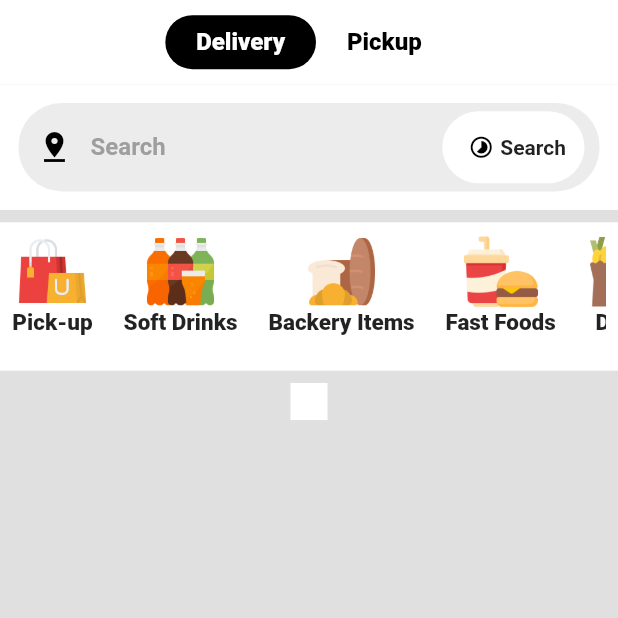
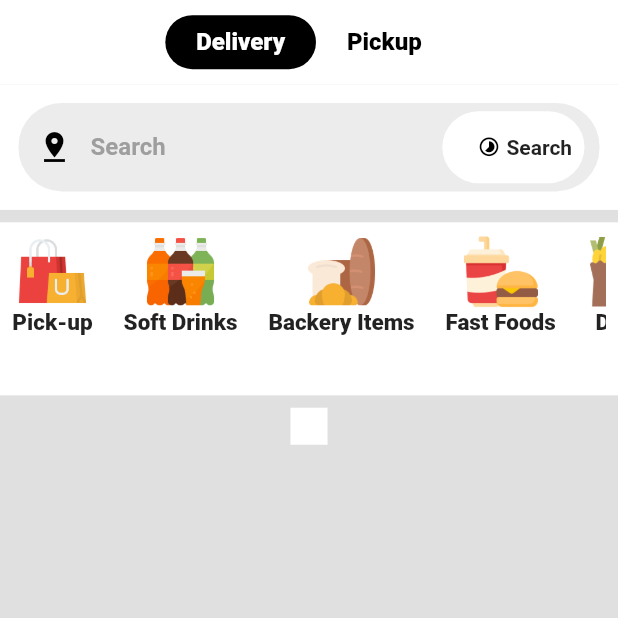
Before and after one commit to samo7a/Uber-Eats-Clone, a Flutter app: the screen it shows after launch, on a phone screen of 412 x 824 dp, the top half of it. Run offline on Flutter 3.47's test engine with Material 2 defaults, Android fonts, the phone set to English and light mode, and no system bars; our stand-ins replace flutter_dotenv, font_awesome_flutter; network calls fail.

Commit message:
search functionality working

```diff
--- a/lib/components/Categories.dart
+++ b/lib/components/Categories.dart
@@ -49,7 +49,7 @@ class _CategoriesState extends State<Categories> {
       padding: EdgeInsets.all(size.BLOCK_WIDTH * 2),
       margin: EdgeInsets.only(top: size.BLOCK_HEIGHT * 1),
       child: SizedBox(
-        height: size.BLOCK_HEIGHT * 10,
+        height: size.BLOCK_HEIGHT * 12,
         child: ListView.separated(
           scrollDirection: Axis.horizontal,
           itemCount: items.length,
--- a/lib/components/RestaurantItems.dart
+++ b/lib/components/RestaurantItems.dart
@@ -3,7 +3,6 @@ import 'package:font_awesome_flutter/font_awesome_flutter.dart';
 import 'package:uber/models/Restaurants.dart';
 import 'package:uber/util/Size.dart';
 import 'package:provider/provider.dart';
-
 
 class RestuarantItems extends StatefulWidget {
   const RestuarantItems({
@@ -17,8 +16,6 @@ class RestuarantItems extends StatefulWidget {
 }
 
 class _RestuarantItemsState extends State<RestuarantItems> {
-
-
   @override
   Widget build(BuildContext context) {
     Size size = Size(context: context);
--- a/lib/components/Searchbar.dart
+++ b/lib/components/Searchbar.dart
@@ -1,10 +1,11 @@
 import 'dart:convert';
 import 'dart:math';
-
 import 'package:flutter/material.dart';
 import 'package:flutter_dotenv/flutter_dotenv.dart';
 import "package:http/http.dart" as http;
+import 'package:uber/models/Order.dart';
 import 'package:uber/util/Size.dart';
+import 'package:provider/provider.dart';
 
 class Searchbar extends StatefulWidget {
   const Searchbar({Key? key}) : super(key: key);
@@ -15,8 +16,15 @@ class Searchbar extends StatefulWidget {
 
 class _SearchbarState extends State<Searchbar> {
   String location = "";
+  late Order order;
   List<dynamic> placeList = [];
   final controller = TextEditingController();
+
+  @override
+  void initState() {
+    super.initState();
+    order = Provider.of<Order>(context, listen: false);
+  }
 
   @override
   void dispose() {
@@ -37,7 +45,7 @@ class _SearchbarState extends State<Searchbar> {
         '$baseURL?input=$input&key=$kPLACES_API_KEY&sessiontoken=$sessionToken&language=en&country=us';
     var response = await http.get(Uri.parse(request));
     if (response.statusCode == 200) {
-      if (mounted && input != controller.text)
+      if (mounted && input.trim() != location.trim())
         setState(() {
           placeList = json.decode(response.body)['predictions'];
         });
@@ -86,7 +94,7 @@ class _SearchbarState extends State<Searchbar> {
                   ),
                   child: Padding(
                     padding:
-                        EdgeInsets.symmetric(horizontal: size.BLOCK_WIDTH * 3),
+                        EdgeInsets.symmetric(horizontal: size.BLOCK_WIDTH * 2),
                     child: Row(
                       mainAxisAlignment: MainAxisAlignment.end,
                       crossAxisAlignment: CrossAxisAlignment.center,
@@ -94,7 +102,7 @@ class _SearchbarState extends State<Searchbar> {
                         Icon(
                           Icons.timelapse,
                           color: Colors.black,
-                          size: size.FONT_SIZE * 17,
+                          size: size.FONT_SIZE * 15,
                         ),
                         SizedBox(
                           width: size.BLOCK_WIDTH * 1,
@@ -142,13 +150,16 @@ class _SearchbarState extends State<Searchbar> {
                         // controller.addListener(onChanged);
                         String value = placeList[index]["description"];
                         FocusScope.of(context).unfocus();
-                        controller.removeListener(() {
-                          setState(() {
-                            placeList.clear();
-                          });
-                        });
+                        controller.removeListener(onChanged);
+                        // controller.removeListener(() {
+                        //   setState(() {
+                        //     placeList.clear();
+                        //   });
+                        // });
                         setState(() {
+                          placeList.clear();
                           location = value;
+                          order.location = value;
                           controller.text = value;
                           placeList.clear();
                         });
--- a/lib/main.dart
+++ b/lib/main.dart
@@ -18,7 +18,7 @@ class MyApp extends StatelessWidget {
     return MultiProvider(
       providers: [
         ChangeNotifierProvider<Order>(
-          create: (context) => Order("Delivery"),
+          create: (context) => Order("Delivery", "US"),
         ),
         ChangeNotifierProvider<Restaurants>(
           create: (context) => Restaurants([]),
--- a/lib/models/Order.dart
+++ b/lib/models/Order.dart
@@ -2,11 +2,18 @@ import 'package:flutter/material.dart';
 
 class Order with ChangeNotifier {
   String _activeTap;
-  Order(this._activeTap);
+  String _location;
+  Order(this._activeTap, this._location);
 
   String get activeTap => _activeTap;
   set activeTap(String value) {
     _activeTap = value;
     notifyListeners();
   }
+
+  String get location => _location;
+  set location(String value) {
+    _location = value;
+    notifyListeners();
+  }
 }
```
Also changed, not shown: lib/screens/HomeScreen.dart (+26 -11 lines), 1 other file.
